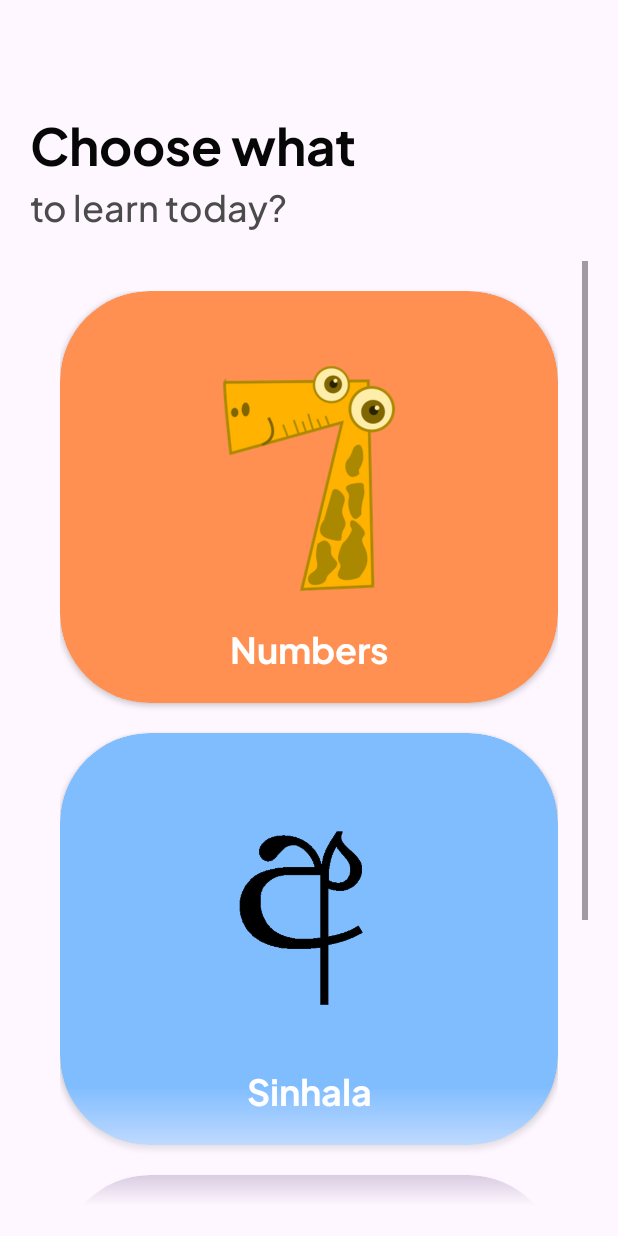
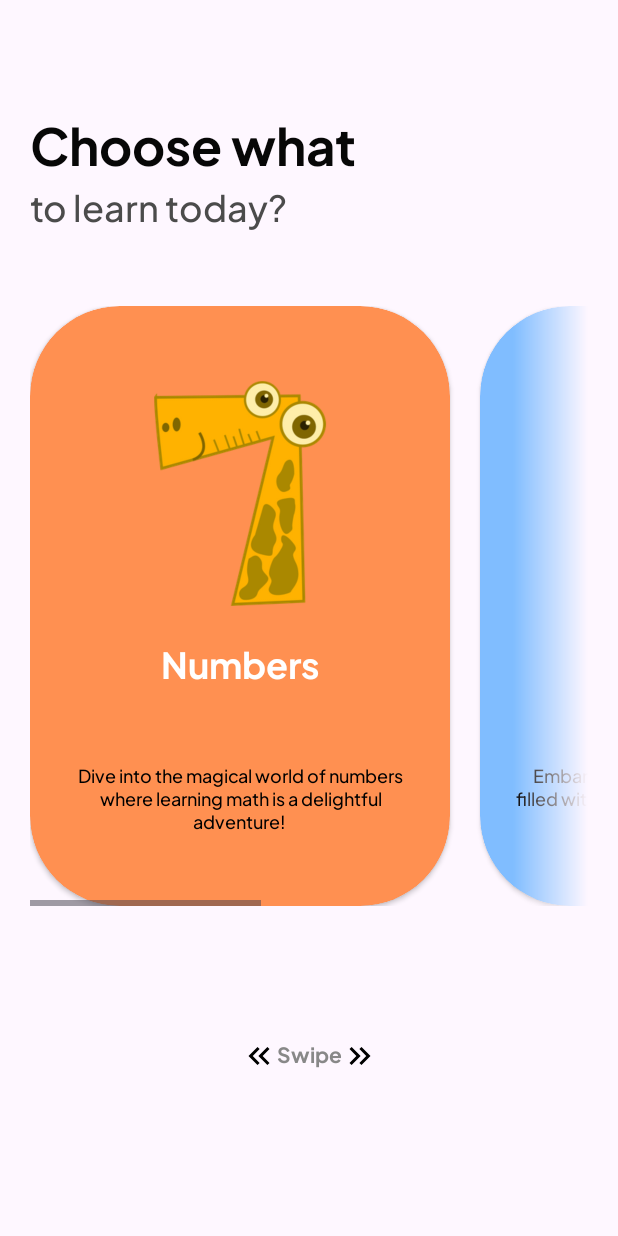
Before and after one commit to DItheM/ElementaryApp, an Android app: the HomeActivity screen opened directly, with no data from a screen before it, on a phone screen of 412 x 824 dp. Run offline under Robolectric (Android 15) with nearby library versions, the phone set to English and light mode, and no system bars.

Commit message:
home layout fixed

```diff
--- /dev/null
+++ b/app/src/main/res/drawable/baseline_keyboard_double_arrow_left_24.xml
@@ -0,0 +1,6 @@
+<vector android:height="24dp" android:tint="#000000"
+    android:viewportHeight="24" android:viewportWidth="24"
+    android:width="24dp" xmlns:android="http://schemas.android.com/apk/res/android">
+    <path android:fillColor="@android:color/white" android:pathData="M17.59,18l1.41,-1.41l-4.58,-4.59l4.58,-4.59l-1.41,-1.41l-6,6z"/>
+    <path android:fillColor="@android:color/white" android:pathData="M11,18l1.41,-1.41l-4.58,-4.59l4.58,-4.59l-1.41,-1.41l-6,6z"/>
+</vector>
--- a/app/src/main/res/layout/activity_home.xml
+++ b/app/src/main/res/layout/activity_home.xml
@@ -38,27 +38,26 @@
 
     </LinearLayout>
 
-    <ScrollView
+    <HorizontalScrollView
+        android:id="@+id/horizontalScrollView"
         android:layout_width="0dp"
-        android:layout_height="0dp"
-        android:layout_marginTop="20dp"
-        android:fadingEdgeLength="80dp"
-        android:requiresFadingEdge="vertical"
-        app:layout_constraintBottom_toBottomOf="parent"
+        android:layout_height="wrap_content"
+        android:layout_marginTop="50dp"
+        android:fadingEdgeLength="50dp"
+        android:requiresFadingEdge="horizontal|vertical"
         app:layout_constraintEnd_toEndOf="parent"
         app:layout_constraintStart_toStartOf="parent"
         app:layout_constraintTop_toBottomOf="@+id/linearLayout2">
 
         <LinearLayout
-            android:layout_width="match_parent"
+            android:layout_width="wrap_content"
             android:layout_height="match_parent"
-            android:orientation="vertical"
-            android:padding="20dp">
+            android:orientation="horizontal">
 
             <androidx.cardview.widget.CardView
                 android:id="@+id/cardView"
-                android:layout_width="match_parent"
-                android:layout_height="match_parent"
+                android:layout_width="280dp"
+                android:layout_height="400dp"
                 app:cardBackgroundColor="@color/bgClr_1"
                 app:cardCornerRadius="60dp">
 
@@ -81,25 +80,36 @@
                         android:layout_width="wrap_content"
                         android:layout_height="wrap_content"
                         android:layout_marginTop="20dp"
-                        android:layout_marginBottom="20dp"
                         android:fontFamily="@font/plusjakartasansbold"
                         android:text="Numbers"
                         android:textColor="@color/white"
                         android:textSize="24sp"
+                        app:layout_constraintEnd_toEndOf="parent"
+                        app:layout_constraintStart_toStartOf="parent"
+                        app:layout_constraintTop_toBottomOf="@+id/imageView2" />
+
+                    <TextView
+                        android:id="@+id/textView10"
+                        android:layout_width="250dp"
+                        android:layout_height="wrap_content"
+                        android:fontFamily="@font/plusjakartasansmedium"
+                        android:gravity="center"
+                        android:text="Dive into the magical world of numbers where learning math is a delightful adventure! "
+                        android:textColor="@color/black"
+                        android:textSize="12sp"
                         app:layout_constraintBottom_toBottomOf="parent"
                         app:layout_constraintEnd_toEndOf="parent"
                         app:layout_constraintStart_toStartOf="parent"
-                        app:layout_constraintTop_toBottomOf="@+id/imageView2"
-                        app:layout_constraintVertical_bias="0.26" />
+                        app:layout_constraintTop_toBottomOf="@+id/textView6" />
                 </androidx.constraintlayout.widget.ConstraintLayout>
 
             </androidx.cardview.widget.CardView>
 
             <androidx.cardview.widget.CardView
                 android:id="@+id/cardView2"
-                android:layout_width="match_parent"
-                android:layout_height="wrap_content"
-                android:layout_marginTop="20dp"
+                android:layout_width="280dp"
+                android:layout_height="400dp"
+                android:layout_marginStart="20dp"
                 app:cardBackgroundColor="@color/bgClr_3"
                 app:cardCornerRadius="60dp">
 
@@ -122,25 +132,36 @@
                         android:layout_width="wrap_content"
                         android:layout_height="wrap_content"
                         android:layout_marginTop="20dp"
-                        android:layout_marginBottom="20dp"
                         android:fontFamily="@font/plusjakartasansbold"
                         android:text="Sinhala"
                         android:textColor="@color/white"
                         android:textSize="24sp"
+                        app:layout_constraintEnd_toEndOf="parent"
+                        app:layout_constraintStart_toStartOf="parent"
+                        app:layout_constraintTop_toBottomOf="@+id/imageView3" />
+
+                    <TextView
+                        android:id="@+id/textView11"
+                        android:layout_width="250dp"
+                        android:layout_height="wrap_content"
+                        android:fontFamily="@font/plusjakartasansmedium"
+                        android:gravity="center"
+                        android:text="Embark on a Sinhala language journey filled with colorful characters and exciting activities."
+                        android:textColor="@color/black"
+                        android:textSize="12sp"
                         app:layout_constraintBottom_toBottomOf="parent"
                         app:layout_constraintEnd_toEndOf="parent"
                         app:layout_constraintStart_toStartOf="parent"
-                        app:layout_constraintTop_toBottomOf="@+id/imageView3"
-                        app:layout_constraintVertical_bias="0.26" />
+                        app:layout_constraintTop_toBottomOf="@+id/textView7" />
                 </androidx.constraintlayout.widget.ConstraintLayout>
 
             </androidx.cardview.widget.CardView>
 
             <androidx.cardview.widget.CardView
                 android:id="@+id/cardView3"
-                android:layout_width="match_parent"
-                android:layout_height="match_parent"
-                android:layout_marginTop="20dp"
+                android:layout_width="300dp"
+                android:layout_height="400dp"
+                android:layout_marginStart="20dp"
                 app:cardBackgroundColor="@color/bgClr_2"
                 app:cardCornerRadius="60dp">
 
@@ -163,20 +184,66 @@
                         android:layout_width="wrap_content"
                         android:layout_height="wrap_content"
                         android:layout_marginTop="20dp"
-                        android:layout_marginBottom="20dp"
                         android:fontFamily="@font/plusjakartasansbold"
                         android:text="Environment"
                         android:textColor="@color/white"
                         android:textSize="24sp"
+                        app:layout_constraintEnd_toEndOf="parent"
+                        app:layout_constraintStart_toStartOf="parent"
+                        app:layout_constraintTop_toBottomOf="@+id/imageView4" />
+
+                    <TextView
+                        android:id="@+id/textView12"
+                        android:layout_width="250dp"
+                        android:layout_height="wrap_content"
+                        android:fontFamily="@font/plusjakartasansmedium"
+                        android:gravity="center"
+                        android:text="Join our young environmentalists on a quest to discover and appreciate the wonders of nature. "
+                        android:textColor="@color/black"
+                        android:textSize="12sp"
                         app:layout_constraintBottom_toBottomOf="parent"
                         app:layout_constraintEnd_toEndOf="parent"
                         app:layout_constraintStart_toStartOf="parent"
-                        app:layout_constraintTop_toBottomOf="@+id/imageView4"
-                        app:layout_constraintVertical_bias="0.26" />
+                        app:layout_constraintTop_toBottomOf="@+id/textView8" />
+
                 </androidx.constraintlayout.widget.ConstraintLayout>
 
             </androidx.cardview.widget.CardView>
+
         </LinearLayout>
-    </ScrollView>
+    </HorizontalScrollView>
+
+    <LinearLayout
+        android:id="@+id/linearLayout3"
+        android:layout_width="wrap_content"
+        android:layout_height="wrap_content"
+        android:orientation="horizontal"
+        app:layout_constraintBottom_toBottomOf="parent"
+        app:layout_constraintEnd_toEndOf="parent"
+        app:layout_constraintStart_toStartOf="parent"
+        app:layout_constraintTop_toBottomOf="@+id/horizontalScrollView">
+
+        <ImageView
+            android:id="@+id/imageView6"
+            android:layout_width="wrap_content"
+            android:layout_height="wrap_content"
+            app:srcCompat="@drawable/baseline_keyboard_double_arrow_left_24" />
+
+        <TextView
+            android:id="@+id/textView9"
+            android:layout_width="wrap_content"
+            android:layout_height="wrap_content"
+            android:fontFamily="@font/plusjakartasansbold"
+            android:text="Swipe"
+            android:textColor="@color/subText" />
+
+        <ImageView
+            android:id="@+id/imageView5"
+            android:layout_width="wrap_content"
+            android:layout_height="wrap_content"
+            android:rotation="180"
+            app:srcCompat="@drawable/baseline_keyboard_double_arrow_left_24" />
+
+    </LinearLayout>
 
 </androidx.constraintlayout.widget.ConstraintLayout>
```
